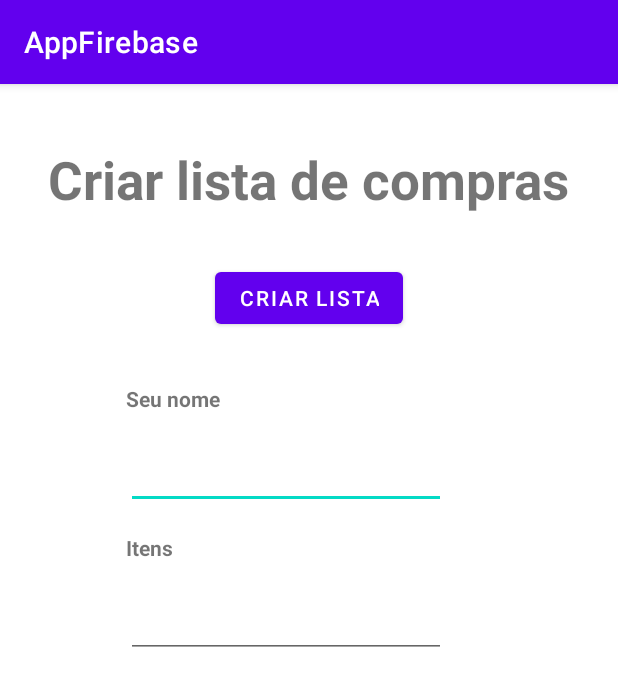
After one commit to EduardoVaz06/Android_final, an Android app: the AddListaActivity screen opened directly, with no data from a screen before it, on a phone screen of 412 x 824 dp. The commit adds this screen. Shown: the top 686 px of the screen. Run offline under Robolectric (Android 15) with nearby library versions, the phone set to English and light mode, and no system bars; our stand-ins replace Firebase (no records; nobody signed in at launch, a user with empty details on screens opened directly).

Commit message:
chore: adicionar listas de compras no firestore db

```diff
--- /dev/null
+++ b/app/src/main/java/br/edu/uniritter/mobile/appfirebase/AddListaActivity.java
@@ -0,0 +1,76 @@
+package br.edu.uniritter.mobile.appfirebase;
+
+import androidx.annotation.NonNull;
+import androidx.appcompat.app.AppCompatActivity;
+
+import android.content.Intent;
+import android.graphics.Color;
+import android.os.Bundle;
+import android.view.View;
+import android.widget.Button;
+import android.widget.EditText;
+
+import com.google.android.material.snackbar.Snackbar;
+import com.google.firebase.auth.AuthResult;
+import com.google.firebase.auth.FirebaseAuth;
+import com.google.firebase.firestore.FirebaseFirestore;
+
+import java.util.HashMap;
+import java.util.Map;
+
+public class AddListaActivity extends AppCompatActivity {
+    private EditText edit_nome, edit_itens;
+    private Button criar;
+    String[] mensagens = {"Preencha todos os campos", "Lista criada"};
+    FirebaseFirestore db = FirebaseFirestore.getInstance();
+
+    @Override
+    protected void onCreate(Bundle savedInstanceState) {
+        super.onCreate(savedInstanceState);
+        setContentView(R.layout.activity_add_lista);
+
+        IniciarComponentes();
+
+        criar.setOnClickListener(new View.OnClickListener() {
+            @Override
+            public void onClick(View v) {
+
+                String nome = edit_nome.getText().toString();
+                String itens = edit_itens.getText().toString();
+
+                if(nome.isEmpty() || itens.isEmpty()) {
+                    Snackbar snackbar = Snackbar.make(v, mensagens[0],Snackbar.LENGTH_SHORT);
+                    snackbar.setBackgroundTint(Color.WHITE);
+                    snackbar.setTextColor(Color.BLACK);
+                    snackbar.show();
+                }else{
+                    CriarLista(v);
+                    Intent intent = new Intent(AddListaActivity.this, ListasActivity.class);
+                    startActivity(intent);
+                }
+            }
+        });
+
+    }
+    private void CriarLista(View v){
+        String nome = edit_nome.getText().toString();
+        String itens = edit_itens.getText().toString();
+
+        Map<String, Object> lista = new HashMap<>();
+        lista.put("nome", nome);
+        lista.put("ingredientes", itens);
+        db.collection("listas").add(lista);
+
+        Snackbar snackbar = Snackbar.make(v, mensagens[1],Snackbar.LENGTH_SHORT);
+
+    }
+
+    private void IniciarComponentes(){
+        edit_nome = findViewById(R.id.edit_nome);
+        edit_itens = findViewById(R.id.edit_itens);
+        criar = findViewById(R.id.criar_lista);
+
+    }
+
+
+}
--- /dev/null
+++ b/app/src/main/res/drawable/ic_perfil.xml
@@ -0,0 +1,5 @@
+<vector android:height="24dp" android:tint="#000000"
+    android:viewportHeight="24" android:viewportWidth="24"
+    android:width="24dp" xmlns:android="http://schemas.android.com/apk/res/android">
+    <path android:fillColor="@android:color/white" android:pathData="M12,12c2.21,0 4,-1.79 4,-4s-1.79,-4 -4,-4 -4,1.79 -4,4 1.79,4 4,4zM12,14c-2.67,0 -8,1.34 -8,4v2h16v-2c0,-2.66 -5.33,-4 -8,-4z"/>
+</vector>
--- /dev/null
+++ b/app/src/main/res/layout/activity_add_lista.xml
@@ -0,0 +1,91 @@
+<?xml version="1.0" encoding="utf-8"?>
+<androidx.constraintlayout.widget.ConstraintLayout xmlns:android="http://schemas.android.com/apk/res/android"
+    xmlns:app="http://schemas.android.com/apk/res-auto"
+    xmlns:tools="http://schemas.android.com/tools"
+    android:layout_width="match_parent"
+    android:layout_height="match_parent"
+    tools:context=".AddListaActivity">
+
+    <TextView
+        android:id="@+id/textView"
+        android:layout_width="wrap_content"
+        android:layout_height="wrap_content"
+        android:layout_marginStart="84dp"
+        android:layout_marginTop="200dp"
+        android:layout_marginEnd="289dp"
+        android:text="Seu nome"
+        android:textStyle="bold"
+        app:layout_constraintEnd_toEndOf="parent"
+        app:layout_constraintHorizontal_bias="0.0"
+        app:layout_constraintStart_toStartOf="parent"
+        app:layout_constraintTop_toTopOf="parent" />
+
+    <EditText
+        android:id="@+id/edit_nome"
+        android:layout_width="wrap_content"
+        android:layout_height="wrap_content"
+        android:layout_marginTop="16dp"
+        android:layout_marginEnd="116dp"
+        android:ems="10"
+        android:inputType="textPersonName"
+        android:minHeight="48dp"
+        app:layout_constraintEnd_toEndOf="parent"
+        app:layout_constraintHorizontal_bias="0.0"
+        app:layout_constraintStart_toStartOf="@+id/textView"
+        app:layout_constraintTop_toBottomOf="@+id/textView" />
+
+    <TextView
+        android:id="@+id/textView2"
+        android:layout_width="wrap_content"
+        android:layout_height="wrap_content"
+        android:layout_marginTop="16dp"
+        android:text="Itens"
+        android:textStyle="bold"
+        app:layout_constraintStart_toStartOf="@+id/edit_nome"
+        app:layout_constraintTop_toBottomOf="@+id/edit_nome" />
+
+    <EditText
+        android:id="@+id/edit_itens"
+        android:layout_width="wrap_content"
+        android:layout_height="wrap_content"
+        android:layout_marginTop="16dp"
+        android:layout_marginEnd="116dp"
+        android:ems="10"
+        android:inputType="textMultiLine"
+        android:minHeight="48dp"
+        app:layout_constraintEnd_toEndOf="parent"
+        app:layout_constraintHorizontal_bias="0.0"
+        app:layout_constraintStart_toStartOf="@+id/textView2"
+        app:layout_constraintTop_toBottomOf="@+id/textView2" />
+
+    <TextView
+        android:id="@+id/textView7"
+        android:layout_width="wrap_content"
+        android:layout_height="wrap_content"
+        android:layout_marginStart="137dp"
+        android:layout_marginTop="40dp"
+        android:layout_marginEnd="137dp"
+        android:text="Criar lista de compras"
+        android:textSize="35sp"
+        android:textStyle="bold"
+        app:layout_constraintEnd_toEndOf="parent"
+        app:layout_constraintHorizontal_bias="0.502"
+        app:layout_constraintStart_toStartOf="parent"
+        app:layout_constraintTop_toTopOf="parent" />
+
+    <Button
+        android:id="@+id/criar_lista"
+        android:layout_width="wrap_content"
+        android:layout_height="0dp"
+        android:layout_marginStart="142dp"
+        android:layout_marginTop="32dp"
+        android:layout_marginEnd="142dp"
+        android:layout_marginBottom="34dp"
+        android:text="Criar lista"
+        app:layout_constraintBottom_toTopOf="@+id/textView"
+        app:layout_constraintEnd_toEndOf="parent"
+        app:layout_constraintStart_toStartOf="parent"
+        app:layout_constraintTop_toBottomOf="@+id/textView7"
+        app:layout_constraintVertical_bias="0.0" />
+    />
+</androidx.constraintlayout.widget.ConstraintLayout>
--- a/app/src/main/res/values/strings.xml
+++ b/app/src/main/res/values/strings.xml
@@ -2,4 +2,5 @@
     <string name="app_name">AppFirebase</string>
     <string name="lista_1">Lista 1</string>
     <string name="lista1">Lista 1</string>
+
 </resources>
```
Also changed, not shown: app/src/main/AndroidManifest.xml (+14 -0 lines), app/src/main/java/br/edu/uniritter/mobile/appfirebase/ListasActivity.java (+20 -3 lines), app/src/main/java/br/edu/uniritter/mobile/appfirebase/PerfilActivity.java (added, +14 -0 lines), app/src/main/res/layout/activity_listas.xml (+28 -1 lines), app/src/main/res/layout/activity_perfil.xml (added, +67 -0 lines).
